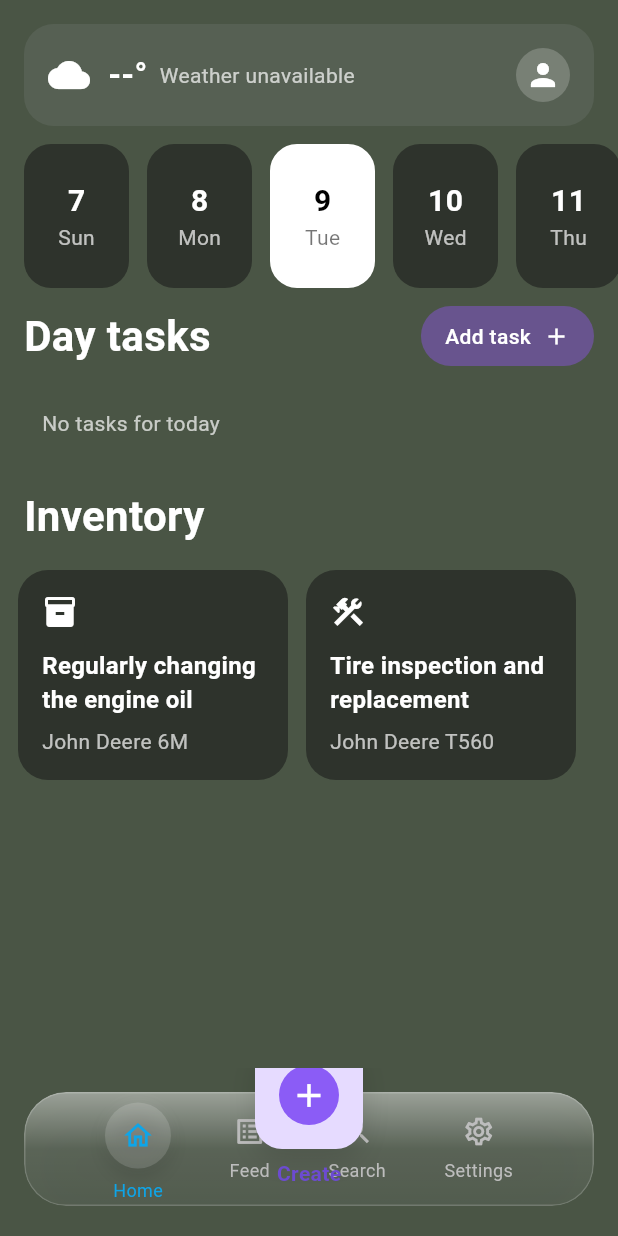
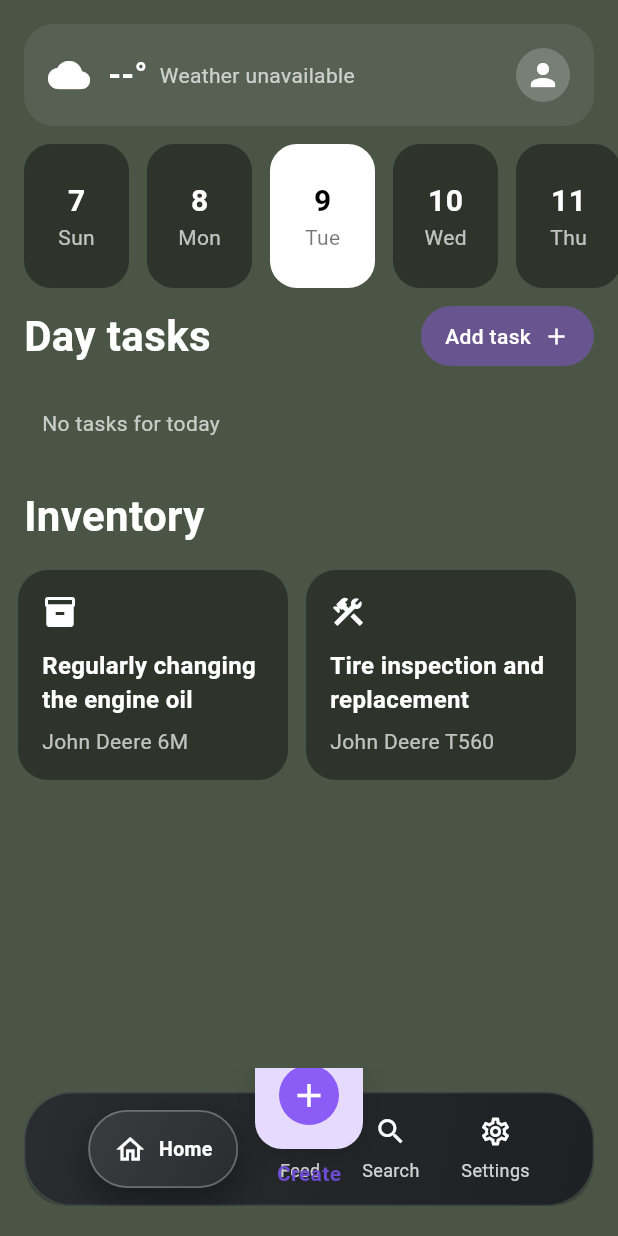
Before and after one commit to mediani-mehdi/Space-mobile, a Flutter app: the screen it shows after launch, on a phone screen of 412 x 824 dp. Run offline on Flutter 3.47's test engine with Material 3 defaults, Android fonts, the phone set to English and light mode, and no system bars; our stand-ins replace flutter_local_notifications, hive_flutter, timezone; accounts and stored records are empty; network calls fail.

Commit message:
Refine glass nav bar to match Apple-style pill highlight

```diff
--- a/lib/screens/task_list_screen.dart
+++ b/lib/screens/task_list_screen.dart
@@ -135,22 +135,19 @@ class _TaskListScreenState extends State<TaskListScreen> {
                       child: Container(
                         height: isTablet ? 88 : 76,
                         decoration: BoxDecoration(
-                          // vertical translucent gradient to mimic frosted glass
-                          gradient: LinearGradient(
-                            begin: Alignment.topCenter,
-                            end: Alignment.bottomCenter,
+                          // darker glass gradient similar to the reference
+                          gradient: const LinearGradient(
+                            begin: Alignment.topLeft,
+                            end: Alignment.bottomRight,
                             colors: [
-                              Color.fromRGBO(255, 255, 255, 0.45),
-                              Color.fromRGBO(255, 255, 255, 0.10),
-                              Color.fromRGBO(255, 255, 255, 0.06),
+                              Color(0xFF2A2D30),
+                              Color(0xFF1E2124),
                             ],
                           ),
-                          borderRadius: BorderRadius.circular(28),
-                          // subtle translucent border to separate from background
-                          border: Border.all(color: Color.fromRGBO(255, 255, 255, 0.18), width: 1),
-                          boxShadow: [
-                            // soft outer shadow to lift the pill off the background
-                            BoxShadow(color: Color.fromRGBO(17, 24, 39, 0.06), blurRadius: 30, offset: const Offset(0, 12)),
+                          borderRadius: BorderRadius.circular(32),
+                          border: Border.all(color: Color.fromRGBO(255, 255, 255, 0.12), width: 1),
+                          boxShadow: const [
+                            BoxShadow(color: Color.fromRGBO(0, 0, 0, 0.35), blurRadius: 32, offset: Offset(0, 22)),
                           ],
                         ),
                         padding: EdgeInsets.symmetric(horizontal: isTablet ? 32 : 24),
@@ -159,6 +156,7 @@ class _TaskListScreenState extends State<TaskListScreen> {
                           children: [
                             // Four items laid out evenly: Home, Feed, Search, Settings
                             _SelectableNavItem(
+                              index: 0,
                               icon: Icons.home_outlined,
                               label: 'Home',
                               selected: _selectedIndex == 0,
@@ -168,6 +166,7 @@ class _TaskListScreenState extends State<TaskListScreen> {
                               },
                             ),
                             _SelectableNavItem(
+                              index: 1,
                               icon: Icons.list_alt_outlined,
                               label: 'Feed',
                               selected: _selectedIndex == 1,
@@ -177,6 +176,7 @@ class _TaskListScreenState extends State<TaskListScreen> {
                               },
                             ),
                             _SelectableNavItem(
+                              index: 2,
                               icon: Icons.search_outlined,
                               label: 'Search',
                               selected: _selectedIndex == 2,
@@ -186,6 +186,7 @@ class _TaskListScreenState extends State<TaskListScreen> {
                               },
                             ),
                             _SelectableNavItem(
+                              index: 3,
                               icon: Icons.settings_outlined,
                               label: 'Settings',
                               selected: _selectedIndex == 3,
@@ -583,17 +584,24 @@ class _InventoryCard extends StatelessWidget {
 }
 
 class _SelectableNavItem extends StatelessWidget {
+  final int index;
   final IconData icon;
   final String label;
   final bool selected;
   final VoidCallback? onTap;
-  const _SelectableNavItem({required this.icon, required this.label, this.selected = false, this.onTap});
+  const _SelectableNavItem({
+    required this.index,
+    required this.icon,
+    required this.label,
+    this.selected = false,
+    this.onTap,
+  });
 
   @override
   Widget build(BuildContext context) {
     final isTablet = MediaQuery.of(context).size.width >= 600;
-    final iconColor = selected ? const Color(0xFF0EA5E9) : const Color(0xFFBDBDBD);
-    final textColor = selected ? const Color(0xFF0EA5E9) : const Color(0xFFBDBDBD);
+    final iconColor = Colors.white;
+    final textColor = Colors.white;
     return InkWell(
       onTap: onTap,
       borderRadius: BorderRadius.circular(16),
@@ -602,26 +610,47 @@ class _SelectableNavItem extends StatelessWidget {
         child: Column(
           mainAxisSize: MainAxisSize.min,
           children: [
-            // circular highlight behind the icon when selected (Apple-like)
+            // Large rounded highlight similar to the reference when selected
             if (selected)
               Container(
-                width: isTablet ? 52 : 44,
-                height: isTablet ? 52 : 44,
+                width: isTablet ? 120 : 100,
+                height: isTablet ? 60 : 52,
                 decoration: BoxDecoration(
-                  color: Color.fromRGBO(255, 255, 255, 0.14),
-                  shape: BoxShape.circle,
-                  // subtle inner shadow to mimic glass inset
-                  boxShadow: [
-                    BoxShadow(color: Color.fromRGBO(255, 255, 255, 0.06), blurRadius: 6, offset: const Offset(0, -2)),
-                    BoxShadow(color: Color.fromRGBO(0, 0, 0, 0.12), blurRadius: 10, offset: const Offset(0, 6)),
+                  gradient: const LinearGradient(
+                    begin: Alignment.topLeft,
+                    end: Alignment.bottomRight,
+                    colors: [
+                      Color(0xFF3A3D40),
+                      Color(0xFF2A2D30),
+                    ],
+                  ),
+                  borderRadius: BorderRadius.circular(32),
+                  border: Border.all(color: Color.fromRGBO(255, 255, 255, 0.28), width: 1.2),
+                  boxShadow: const [
+                    BoxShadow(color: Color.fromRGBO(0, 0, 0, 0.4), blurRadius: 20, offset: Offset(0, 10)),
                   ],
                 ),
-                child: Icon(icon, color: iconColor, size: isTablet ? 26 : 22),
+                child: Row(
+                  mainAxisAlignment: MainAxisAlignment.center,
+                  children: [
+                    Icon(icon, color: iconColor, size: isTablet ? 26 : 22),
+                    SizedBox(width: isTablet ? 10 : 8),
+                    Text(label, style: TextStyle(color: textColor, fontSize: isTablet ? 14 : 13, fontWeight: FontWeight.w600)),
+                  ],
+                ),
               )
              else
                Icon(icon, color: iconColor, size: isTablet ? 26 : 22),
-            const SizedBox(height: 6),
-            Text(label, style: TextStyle(color: textColor, fontSize: isTablet ? 13 : 12)),
+            if (!selected) ...[
+              const SizedBox(height: 6),
+              Text(
+                label,
+                style: TextStyle(
+                  color: const Color.fromRGBO(255, 255, 255, 0.8),
+                  fontSize: isTablet ? 13 : 12,
+                ),
+              ),
+            ],
           ],
         ),
       ),
```
